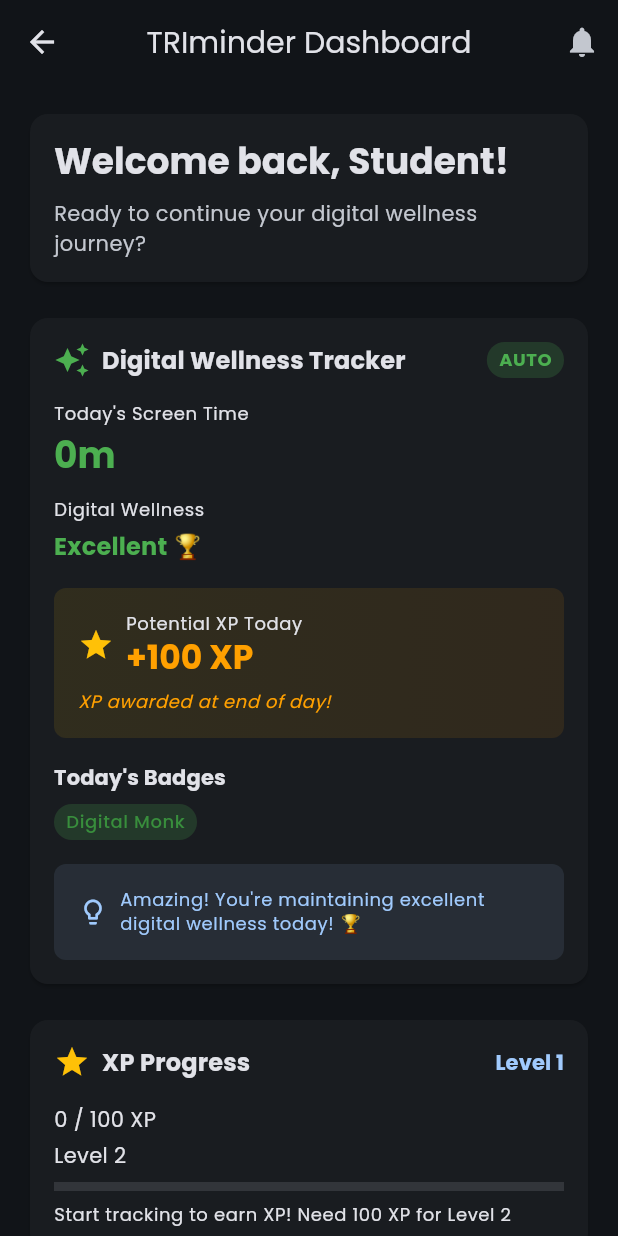
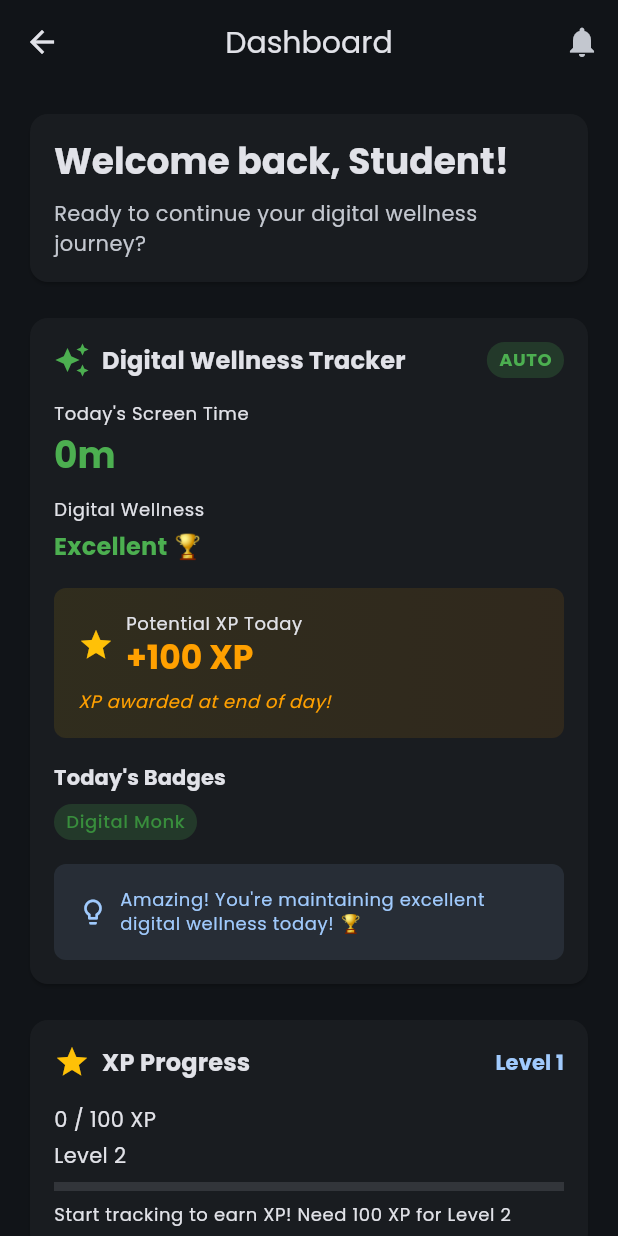
Before and after one commit to jetromero/TRIminder, a Flutter app: the DashboardTab screen opened directly, on a phone screen of 412 x 824 dp. Run offline on Flutter 3.47's test engine with Material 3 defaults, Android fonts, the phone set to English and light mode, and no system bars; our stand-ins replace permission_handler, sqflite, supabase_flutter; missing offline and left inert: flutter_background_service, screen_state; accounts and stored records are empty; statements that could not run were skipped.

```diff
--- a/lib/screens/dashboard/home_screen.dart
+++ b/lib/screens/dashboard/home_screen.dart
@@ -288,7 +288,7 @@ class _DashboardTabState extends State<DashboardTab> with WidgetsBindingObserver
     return Scaffold(
       appBar: AppBar(
         title: Text(
-          'TRIminder Dashboard',
+          'Dashboard',
           style: TextStyle(
             fontSize: 20 * ResponsiveUtils.getFontScale(context),
           ),
```
